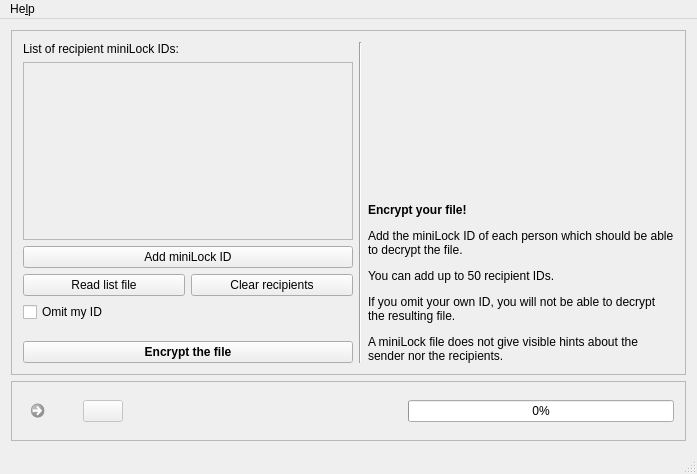
The window that src/gui/qt-widgets/mlock-gui/mlockmainwindow.ui (andre-simon/mikrolock) describes before a commit, drawn with Qt 5.
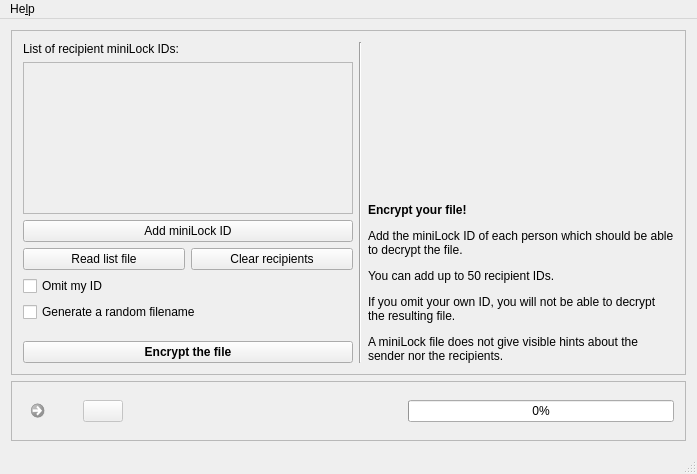
The same window after the commit. Icons and pictures are not drawn.

Commit message: added random out name; fixed some GUI issues

```diff
--- a/src/gui/qt-widgets/mlock-gui/mlockmainwindow.ui
+++ b/src/gui/qt-widgets/mlock-gui/mlockmainwindow.ui
@@ -470,7 +470,7 @@
                <x>0</x>
                <y>0</y>
                <width>340</width>
-               <height>166</height>
+               <height>141</height>
               </rect>
              </property>
             </widget>
@@ -535,6 +535,13 @@
             </property>
            </widget>
           </item>
+          <item>
+           <widget class="QCheckBox" name="cbRandomFileName">
+            <property name="text">
+             <string>Generate a random filename</string>
+            </property>
+           </widget>
+          </item>
           <item>
            <spacer name="verticalSpacer_9">
             <property name="orientation">
```
Left out of the diff: 11 changed lines with no effect on the pictures. The commit also changes 7 other files.
